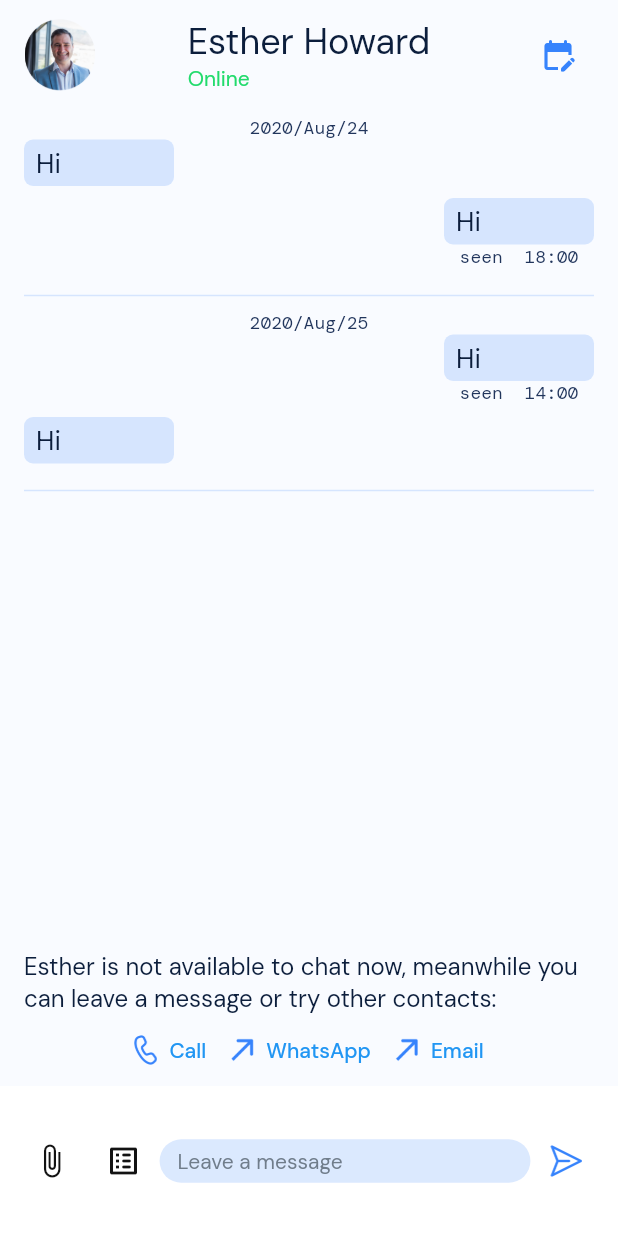
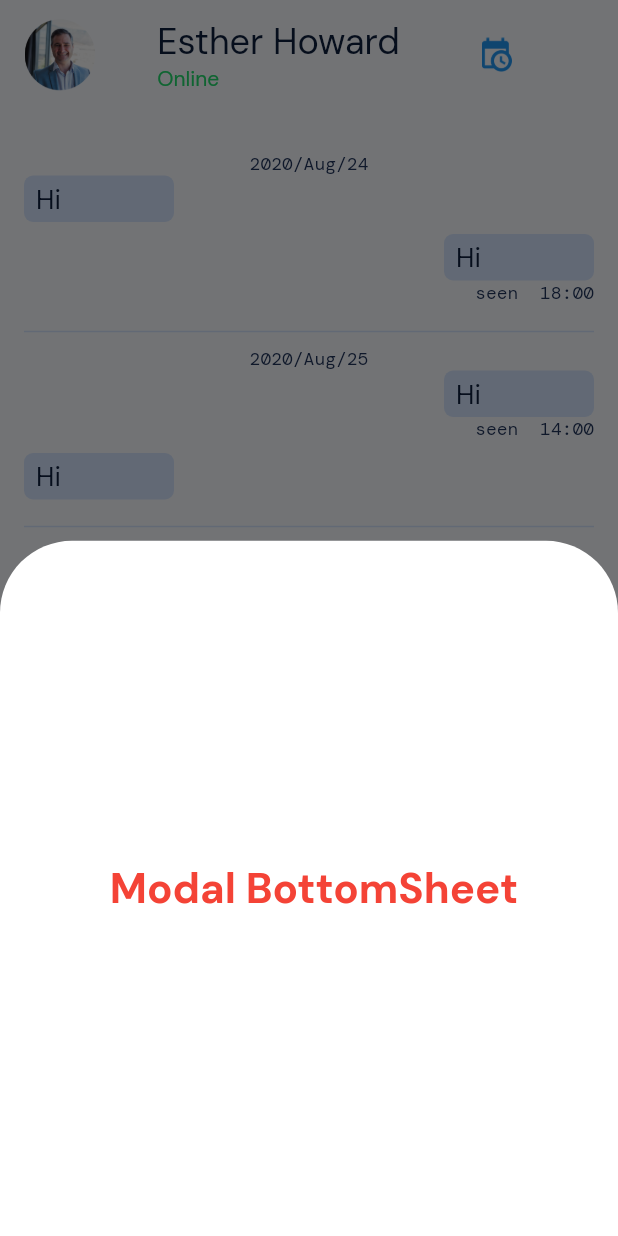
Before and after one commit to 2Math0/f_contact_longevity, a Flutter app: the screen it shows after launch, after a tap on the "list alt" icon, on a phone screen of 412 x 824 dp. Run offline on Flutter 3.47's test engine with Material 2 defaults, Android fonts, the phone set to English and light mode, and no system bars; our stand-ins replace google_fonts.

Commit message:
user can send messages

```diff
--- a/lib/presentation/view/chat_custom_widgets/chat_message.dart
+++ b/lib/presentation/view/chat_custom_widgets/chat_message.dart
@@ -19,13 +19,16 @@ class ChatMessage extends StatelessWidget {
 
   @override
   Widget build(BuildContext context) {
+    Size size = MediaQuery.of(context).size;
     return Row(
       children: [
         if (isSender == true) const Expanded(child: SizedBox()),
         Column(
+          crossAxisAlignment: CrossAxisAlignment.end,
           children: [
             ConstrainedBox(
-              constraints: const BoxConstraints(minWidth: AppSize.s100),
+              constraints: BoxConstraints(
+                  minWidth: AppSize.s100, maxWidth: size.width * 0.75),
               child: Container(
                 padding: const EdgeInsets.symmetric(
                     vertical: AppPadding.p4, horizontal: AppPadding.p8),
@@ -34,13 +37,16 @@ class ChatMessage extends StatelessWidget {
                     .copyWith(color: AppColors.primaryTransBlue),
                 child: Text(
                   message,
+                  softWrap: true,
                   style: const AppTextStyles().bodyTextMediumRegular,
                 ),
               ),
             ),
             if (isSender == true)
               Text(
-                '${AppStrings.seen}  ${seenTime.toString()}',
+                seenTime == null
+                    ? 'not seen'
+                    : '${AppStrings.seen}  ${seenTime.toString()}',
                 style: const AppTextStyles().dateTextRegular,
               ),
             const SizedBox(
--- a/lib/presentation/view/chat_custom_widgets/chat_user.dart
+++ b/lib/presentation/view/chat_custom_widgets/chat_user.dart
@@ -9,11 +9,13 @@ class UserChat extends StatelessWidget {
   final String name;
   final bool isOnline;
   final String image;
+  final String? meeting;
   const UserChat({
     Key? key,
     required this.name,
     required this.image,
     required this.isOnline,
+    this.meeting,
   }) : super(key: key);
 
   @override
@@ -47,10 +49,16 @@ class UserChat extends StatelessWidget {
             ),
             IconButton(
                 onPressed: () {},
-                icon: const Icon(
-                  size: 24,
-                  Icons.edit_calendar_rounded,
-                  color: AppColors.primaryBlue,
+                icon: Image.asset(
+                  'assets/icons/meeting.png',
+                  color: Colors.blue,
+                  width: AppSize.s20,
+                )),
+            Visibility(
+                visible: meeting != null,
+                child: Text(
+                  'meeting at $meeting',
+                  style: const AppTextStyles().dateTextRegular,
                 ))
           ],
         )
--- a/lib/presentation/view/chat_screen.dart
+++ b/lib/presentation/view/chat_screen.dart
@@ -3,6 +3,7 @@ import 'package:f_contact_longevity/presentation/resources/strings_manager.dart'
 import "package:f_contact_longevity/presentation/resources/text_styles_manager.dart";
 import "package:f_contact_longevity/presentation/resources/values_manager.dart";
 import "package:flutter/material.dart";
+import 'package:intl/intl.dart';
 
 import "chat_custom_widgets/chat_message.dart";
 import "chat_custom_widgets/chat_user.dart";
@@ -34,8 +35,38 @@ List<Map> messagesJsonBody = [
   },
 ];
 
-class ChatScreen extends StatelessWidget {
+class ChatScreen extends StatefulWidget {
   const ChatScreen({Key? key}) : super(key: key);
+
+  @override
+  State<ChatScreen> createState() => _ChatScreenState();
+}
+
+class _ChatScreenState extends State<ChatScreen> {
+  final TextEditingController messageController = TextEditingController();
+
+  void _showModalSheet() {
+    showModalBottomSheet(
+        backgroundColor: Colors.transparent,
+        context: context,
+        builder: (builder) {
+          return Container(
+            decoration: const BoxDecoration(
+                color: AppColors.backgroundWhite,
+                borderRadius: BorderRadius.only(
+                    topRight: Radius.circular(AppCircularRadius.cr48),
+                    topLeft: Radius.circular(AppCircularRadius.cr48))),
+            constraints: BoxConstraints(
+                minHeight: MediaQuery.of(context).size.height * 0.4),
+            child: const Center(
+              child: Text(" Modal BottomSheet",
+                  textScaleFactor: 2,
+                  style: TextStyle(
+                      color: Colors.red, fontWeight: FontWeight.bold)),
+            ),
+          );
+        });
+  }
 
   @override
   Widget build(BuildContext context) {
@@ -43,24 +74,29 @@ class ChatScreen extends StatelessWidget {
     return Scaffold(
       backgroundColor: AppColors.backgroundBluishWhite,
       body: SafeArea(
-          child: Stack(children: [
-        Padding(
+          child: Column(
+        mainAxisAlignment: MainAxisAlignment.start,
+        children: [
+          const Padding(
+              padding: EdgeInsets.symmetric(
+                  horizontal: AppPadding.p16, vertical: AppPadding.p12),
+              child: UserChat(
+                image: "assets/images/esther.png",
+                name: "Esther Howard",
+                isOnline: true,
+              )),
+          const SizedBox(height: AppMargin.m16),
+          SizedBox(
+            height: size.height - 208 - 100,
+            child: Padding(
               padding: const EdgeInsets.symmetric(
                   horizontal: AppPadding.p16, vertical: AppPadding.p12),
               child: Column(
-            mainAxisAlignment: MainAxisAlignment.start,
                 children: [
-              const UserChat(
-                image: "assets/images/esther.png",
-                name: "Esther Howard",
-                isOnline: true,
-              ),
-              const SizedBox(height: AppMargin.m16),
-              SingleChildScrollView(
-                child: Column(
-                  children: [
-                    ListView.builder(
+                  Expanded(
+                    child: ListView.builder(
                       shrinkWrap: true,
+                      scrollDirection: Axis.vertical,
                       itemCount: messagesJsonBody.length,
                       itemBuilder: (BuildContext context, int index) => Column(
                         crossAxisAlignment: CrossAxisAlignment.center,
@@ -71,6 +107,7 @@ class ChatScreen extends StatelessWidget {
                           ),
                           ListView.builder(
                             shrinkWrap: true,
+                            physics: const NeverScrollableScrollPhysics(),
                             itemCount: messagesJsonBody[index].keys.length - 1,
                             itemBuilder: (BuildContext context, int i) {
                               var neededChild =
@@ -91,14 +128,13 @@ class ChatScreen extends StatelessWidget {
                         ],
                       ),
                     ),
-                  ],
-                ),
                   ),
                 ],
               ),
             ),
-        Positioned(
-          bottom: 0,
+          ),
+          Container(
+            color: AppColors.backgroundBluishWhite,
             child: Column(
               children: [
                 SizedBox(
@@ -151,7 +187,7 @@ class ChatScreen extends StatelessWidget {
                           icon: const Icon(Icons.attach_file_outlined,
                               color: AppColors.darkGrey)),
                       IconButton(
-                        onPressed: () {},
+                          onPressed: () => _showModalSheet(),
                           icon: const Icon(Icons.list_alt_rounded,
                               color: AppColors.darkGrey)),
                       TextField(
@@ -170,12 +206,42 @@ class ChatScreen extends StatelessWidget {
                                 borderSide: BorderSide.none,
                                 borderRadius: BorderRadius.circular(
                                     AppCircularRadius.cr48))),
-                      onChanged: (value) {
-                        // do something
-                      },
+                        controller: messageController,
                       ),
                       IconButton(
-                        onPressed: () {},
+                          onPressed: () {
+                            var now = DateFormat("yyyy, MMM, dd")
+                                .format(DateTime.now());
+                            if (messageController.text.isNotEmpty) {
+                              bool changeHappened = false;
+                              for (int i = 0;
+                                  i < messagesJsonBody.length;
+                                  i++) {
+                                if (messagesJsonBody[i]['date'] == now) {
+                                  setState(() {
+                                    messagesJsonBody[i][
+                                        'message ${messagesJsonBody[i].keys.length}'] = {
+                                      "message": messageController.text,
+                                      "user": "sender",
+                                    };
+                                  });
+                                  changeHappened = true;
+                                }
+                              }
+                              if (changeHappened == false) {
+                                setState(() {
+                                  messagesJsonBody.add({
+                                    'date': now.toString(),
+                                    'message 1': {
+                                      "message": messageController.text,
+                                      "user": "sender",
+                                    }
+                                  });
+                                });
+                              }
+                            }
+                            messageController.clear();
+                          },
                           icon: Image.asset(
                             'assets/icons/send.png',
                             scale: AppSize.s24,
@@ -186,8 +252,9 @@ class ChatScreen extends StatelessWidget {
                 )
               ],
             ),
-        )
-      ])),
+          ),
+        ],
+      )),
     );
   }
 }
--- a/pubspec.yaml
+++ b/pubspec.yaml
@@ -37,6 +37,7 @@ dependencies:
   # Use with the CupertinoIcons class for iOS style icons.
   cupertino_icons: ^1.0.2
   google_fonts: ^3.0.1
+  intl: ^0.18.0
 
 dev_dependencies:
   flutter_test:
```
Also changed, not shown: pubspec.lock. Lines whose indentation alone changed are shown as unchanged.
